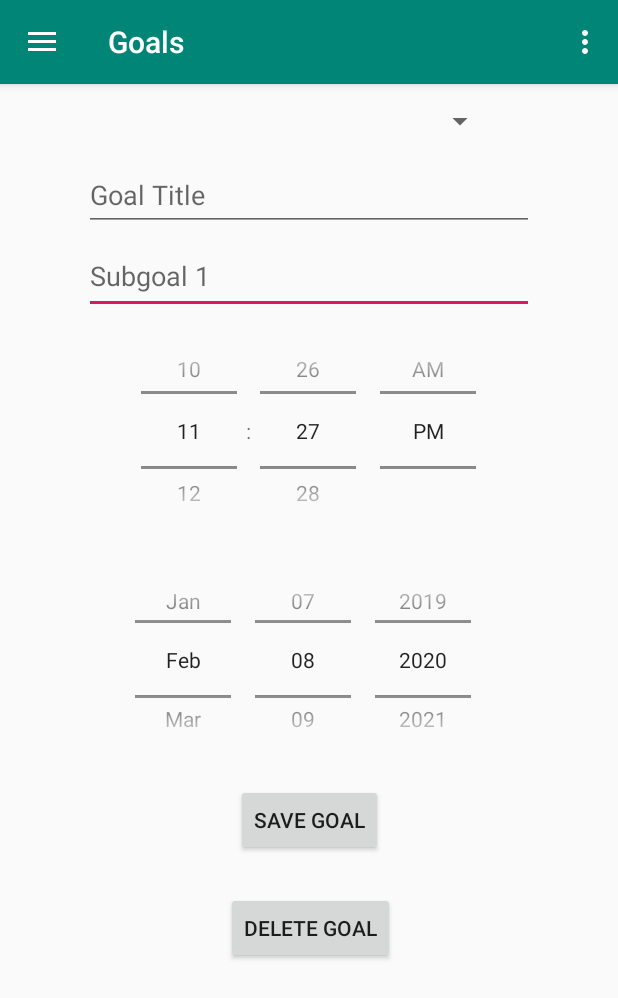
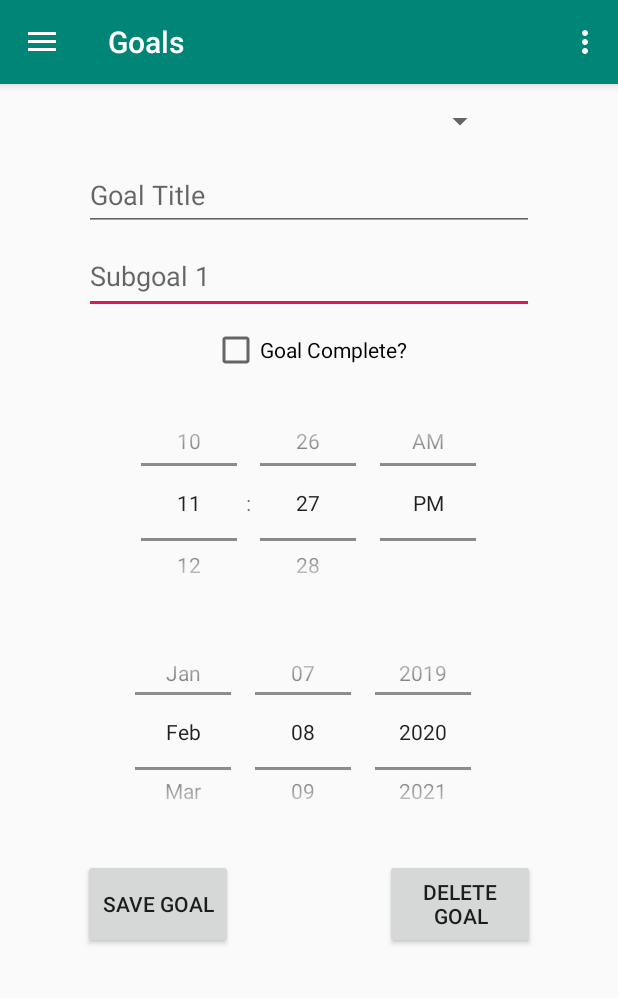
Before and after one commit to TheCrunchy/finalyearProjectV2, an Android app: the screen it shows after launch (MainActivity), in the side drawer, after a tap on "Goals", on a phone screen of 412 x 824 dp. Shown: the top 998 px of the screen. Run offline under Robolectric (Android 15) with nearby library versions, the phone set to English and light mode, and no system bars; our stand-ins replace navigation-ui.

Commit message:
Goal completion button

```diff
--- a/app/src/main/java/com/cameron/finalyearprojectv2/Goal.java
+++ b/app/src/main/java/com/cameron/finalyearprojectv2/Goal.java
@@ -7,10 +7,11 @@ public class Goal  implements Comparable<Goal>{
     private String subGoal;
     private Calendar deadline;
     private boolean status = false;
-    public Goal(String goalTitle, String subGoal, Calendar deadline){
+    public Goal(String goalTitle, String subGoal, Boolean isComplete, Calendar deadline){
         this.title = goalTitle;
         this.subGoal = subGoal;
         this.deadline = deadline;
+        this.status = isComplete;
     }
 
     public void setCompletionStatus(Boolean status){
--- a/app/src/main/java/com/cameron/finalyearprojectv2/MainActivity.java
+++ b/app/src/main/java/com/cameron/finalyearprojectv2/MainActivity.java
@@ -5,6 +5,7 @@ import android.os.Bundle;
 import android.view.Menu;
 import android.view.View;
 import android.widget.Button;
+import android.widget.CheckBox;
 import android.widget.DatePicker;
 import android.widget.EditText;
 import android.widget.TimePicker;
@@ -40,11 +41,12 @@ public class MainActivity extends AppCompatActivity{
     private static Gson gson = new Gson();
     private static UserData data = UserData.getInstance();
     //EditText mEditText;
-    String date;
-    DatePicker datePicker;
-    TimePicker timePicker;
-    EditText userInputGoal1, userInputGoal2, userInputGoal3;
-    EditText userInputGoalTitle;
+    private String date;
+    private DatePicker datePicker;
+    private TimePicker timePicker;
+    private CheckBox goalComplete;
+    private EditText userInputGoal1, userInputGoal2, userInputGoal3;
+    private EditText userInputGoalTitle;
 
 
     public static UserData getData(){
@@ -73,7 +75,6 @@ public class MainActivity extends AppCompatActivity{
         NavController navController = Navigation.findNavController(this, R.id.nav_host_fragment);
         NavigationUI.setupActionBarWithNavController(this, navController, mAppBarConfiguration);
         NavigationUI.setupWithNavController(navigationView, navController);
-
 
 
     }
@@ -136,14 +137,14 @@ public class MainActivity extends AppCompatActivity{
         userInputGoalTitle = (EditText) findViewById(R.id.text_goalsTitle);
         userInputGoal1 = (EditText) findViewById(R.id.editTextSubGoal1);
         Button button = (Button) findViewById(R.id.buttonSave);
-
+        goalComplete = (CheckBox) findViewById(R.id.checkBoxComplete);
         Date date = new Date();
         Calendar cal = Calendar.getInstance();
 
         cal.set(datePicker.getYear(), datePicker.getMonth(), datePicker.getDayOfMonth(), timePicker.getHour(),  timePicker.getMinute());
 
         date = cal.getTime();
-        data.addGoal(userInputGoalTitle.getText().toString(), userInputGoal1.getText().toString(), cal);
+        data.addGoal(userInputGoalTitle.getText().toString(), userInputGoal1.getText().toString(), goalComplete.isChecked(), cal);
         userInputGoal1.setText("");
         userInputGoalTitle.setText("");
         saveFile();
--- a/app/src/main/java/com/cameron/finalyearprojectv2/UserData.java
+++ b/app/src/main/java/com/cameron/finalyearprojectv2/UserData.java
@@ -17,7 +17,7 @@ public final class UserData {
         return instance;
     }
 
-    public void addGoal(String goalTitle, String subGoal, Calendar deadline){
+    public void addGoal(String goalTitle, String subGoal, Boolean goalComplete, Calendar deadline){
         ArrayList<Goal> temp = new ArrayList<>();
         for (int counter = 0; counter < goals.size(); counter++) {
             if (goals.get(counter).getTitle().equals(goalTitle)){
@@ -27,7 +27,7 @@ public final class UserData {
         for (int counter1 = 0; counter1 < temp.size(); counter1++) {
             goals.remove(temp.get(counter1));
         }
-        goals.add(new Goal(goalTitle, subGoal, deadline));
+        goals.add(new Goal(goalTitle, subGoal,goalComplete, deadline));
     }
     public void removeGoal(String goal){
         ArrayList<Goal> temp = new ArrayList<>();
--- a/app/src/main/java/com/cameron/finalyearprojectv2/ui/goals/GoalsFragment.java
+++ b/app/src/main/java/com/cameron/finalyearprojectv2/ui/goals/GoalsFragment.java
@@ -6,6 +6,7 @@ import android.view.View;
 import android.view.ViewGroup;
 import android.widget.AdapterView;
 import android.widget.ArrayAdapter;
+import android.widget.CheckBox;
 import android.widget.DatePicker;
 import android.widget.EditText;
 import android.widget.Spinner;
@@ -35,6 +36,7 @@ public class GoalsFragment extends Fragment {
     private EditText userInputGoalTitle;
     private DatePicker datePicker;
     private TimePicker timePicker;
+    private CheckBox goalComplete;
     //these are for the spinner to select a goal
 
     //the user data
@@ -59,6 +61,7 @@ public class GoalsFragment extends Fragment {
         userInputGoal1 = (EditText) root.findViewById(R.id.editTextSubGoal1);
         datePicker=(DatePicker) root.findViewById(R.id.datePicker1);
         timePicker=(TimePicker) root.findViewById(R.id.timePicker1);
+        goalComplete=(CheckBox) root.findViewById(R.id.checkBoxComplete);
 
         ArrayList<Goal> goals = data.getGoals();
         ArrayAdapter<Goal> adapter = new ArrayAdapter<Goal>(this.getContext(),
@@ -76,7 +79,7 @@ public class GoalsFragment extends Fragment {
                 timePicker.setIs24HourView(true);
                 timePicker.setHour(g1.getDateTime().getTime().getHours());
                 timePicker.setMinute(g1.getDateTime().getTime().getMinutes());
-                System.out.println(g1.getDateTime().getTime().getDay());
+                goalComplete.setChecked(g1.isComplete());
             }
 //datePicker.getYear(), datePicker.getMonth(), datePicker.getDayOfMonth(), timePicker.getHour(),  timePicker.getMinute()
             @Override
--- a/app/src/main/res/layout/fragment_goals.xml
+++ b/app/src/main/res/layout/fragment_goals.xml
@@ -30,26 +30,25 @@
 
     <Button
         android:id="@+id/buttonSave"
-        android:layout_width="wrap_content"
-        android:layout_height="wrap_content"
-        android:layout_marginTop="8dp"
+        android:layout_width="100dp"
+        android:layout_height="60dp"
+        android:layout_marginStart="55dp"
+        android:layout_marginTop="10dp"
         android:onClick="onAddGoal"
         android:text="Save Goal"
-        app:layout_constraintEnd_toEndOf="parent"
         app:layout_constraintStart_toStartOf="parent"
         app:layout_constraintTop_toBottomOf="@+id/datePicker1" />
 
     <Button
         android:id="@+id/buttonDelete"
-        android:layout_width="wrap_content"
-        android:layout_height="wrap_content"
-        android:layout_marginTop="24dp"
+        android:layout_width="100dp"
+        android:layout_height="60dp"
+        android:layout_marginTop="10dp"
+        android:layout_marginEnd="55dp"
         android:onClick="onDeleteGoal"
         android:text="Delete Goal"
         app:layout_constraintEnd_toEndOf="parent"
-        app:layout_constraintHorizontal_bias="0.503"
-        app:layout_constraintStart_toStartOf="parent"
-        app:layout_constraintTop_toBottomOf="@+id/buttonSave" />
+        app:layout_constraintTop_toBottomOf="@+id/datePicker1" />
 
     <DatePicker
         android:id="@+id/datePicker1"
@@ -65,10 +64,11 @@
         android:id="@+id/timePicker1"
         android:layout_width="300dp"
         android:layout_height="155dp"
+        android:layout_marginTop="8dp"
         android:timePickerMode="spinner"
         app:layout_constraintEnd_toEndOf="parent"
         app:layout_constraintStart_toStartOf="parent"
-        app:layout_constraintTop_toBottomOf="@+id/editTextSubGoal1" />
+        app:layout_constraintTop_toBottomOf="@+id/checkBoxComplete" />
 
     <EditText
         android:id="@+id/text_goalsTitle"
@@ -82,5 +82,15 @@
         app:layout_constraintStart_toStartOf="parent"
         app:layout_constraintTop_toTopOf="parent" />
 
+    <CheckBox
+        android:id="@+id/checkBoxComplete"
+        android:layout_width="wrap_content"
+        android:layout_height="wrap_content"
+        android:layout_marginTop="8dp"
+        android:text="Goal Complete?"
+        app:layout_constraintEnd_toEndOf="parent"
+        app:layout_constraintStart_toStartOf="parent"
+        app:layout_constraintTop_toBottomOf="@+id/editTextSubGoal1" />
+
 
 </androidx.constraintlayout.widget.ConstraintLayout>
--- a/app/src/main/res/layout/fragment_home.xml
+++ b/app/src/main/res/layout/fragment_home.xml
@@ -121,7 +121,7 @@
         android:layout_width="152dp"
         android:layout_height="wrap_content"
         android:layout_marginTop="8dp"
-        android:text="TextView"
+        android:text="0d 0h 0m 0s"
         android:textAlignment="center"
         android:textSize="18sp"
         app:layout_constraintEnd_toEndOf="@+id/textViewTimeUntilDeadlineLabel"
```
